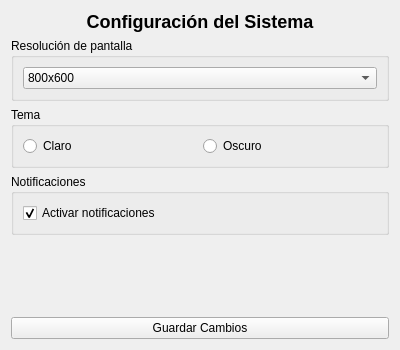
Before: the Qt Designer form ui/configuracion.ui in decinx1/Sistema-hidrop-nico-Monitoreado, drawn with Qt 5.
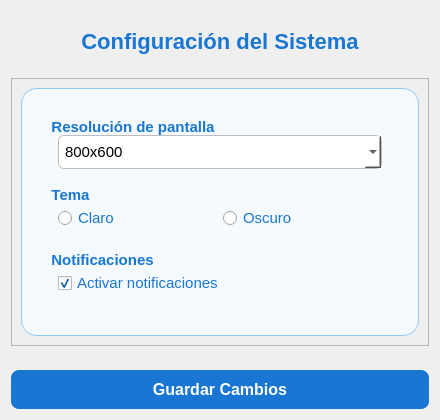
After: the same form once the commit is applied.

Commit message: Mejora configuracion y usuario, graficas con datos

Patch:
```diff
--- a/ui/configuracion.ui
+++ b/ui/configuracion.ui
@@ -6,8 +6,8 @@
    <rect>
     <x>0</x>
     <y>0</y>
-    <width>400</width>
-    <height>350</height>
+    <width>440</width>
+    <height>420</height>
    </rect>
   </property>
   <property name="windowTitle">
@@ -23,18 +23,40 @@
       <set>Qt::AlignCenter</set>
      </property>
      <property name="styleSheet">
-      <string>font-size: 18px; font-weight: bold;</string>
+      <string>font-size: 22px; font-weight: bold; color: #1976D2; margin: 18px 0 18px 0;</string>
      </property>
     </widget>
    </item>
+   <item>
+    <widget class="QScrollArea" name="scrollArea">
+     <property name="widgetResizable">
+      <bool>true</bool>
+     </property>
+     <widget class="QWidget" name="scrollAreaWidgetContents">
+      <layout class="QVBoxLayout" name="scrollLayout">
+       <item>
+        <widget class="QFrame" name="frameConfig">
+         <property name="frameShape">
+          <enum>QFrame::StyledPanel</enum>
+         </property>
+         <property name="styleSheet">
+          <string>QFrame { background: #f5faff; border-radius: 16px; border: 1px solid #90caf9; padding: 18px; }</string>
+         </property>
+         <layout class="QVBoxLayout" name="verticalLayoutFrame">
    <item>
     <widget class="QGroupBox" name="groupResolucion">
      <property name="title">
       <string>Resolución de pantalla</string>
      </property>
+            <property name="styleSheet">
+             <string>QGroupBox { font-size: 15px; font-weight: 600; color: #1976D2; border: none; margin-top: 10px; }</string>
+            </property>
      <layout class="QHBoxLayout" name="horizontalLayoutResolucion">
       <item>
        <widget class="QComboBox" name="comboResolucion">
+               <property name="styleSheet">
+                <string>font-size: 15px; padding: 6px; border-radius: 6px; border: 1px solid #bdbdbd; background: #fff;</string>
+               </property>
         <item>
          <property name="text">
           <string>800x600</string>
@@ -65,12 +87,18 @@
      <property name="title">
       <string>Tema</string>
      </property>
+            <property name="styleSheet">
+             <string>QGroupBox { font-size: 15px; font-weight: 600; color: #1976D2; border: none; margin-top: 10px; }</string>
+            </property>
      <layout class="QHBoxLayout" name="horizontalLayoutTema">
       <item>
        <widget class="QRadioButton" name="radioClaro">
         <property name="text">
          <string>Claro</string>
         </property>
+               <property name="styleSheet">
+                <string>font-size: 15px; color: #1976D2;</string>
+               </property>
        </widget>
       </item>
       <item>
@@ -78,6 +106,9 @@
         <property name="text">
          <string>Oscuro</string>
         </property>
+               <property name="styleSheet">
+                <string>font-size: 15px; color: #1976D2;</string>
+               </property>
        </widget>
       </item>
      </layout>
@@ -88,6 +119,9 @@
      <property name="title">
       <string>Notificaciones</string>
      </property>
+            <property name="styleSheet">
+             <string>QGroupBox { font-size: 15px; font-weight: 600; color: #1976D2; border: none; margin-top: 10px; }</string>
+            </property>
      <layout class="QVBoxLayout" name="verticalLayoutNotificaciones">
       <item>
        <widget class="QCheckBox" name="checkNotificaciones">
@@ -97,29 +131,35 @@
         <property name="checked">
          <bool>true</bool>
         </property>
+               <property name="styleSheet">
+                <string>font-size: 15px; color: #1976D2;</string>
+               </property>
        </widget>
       </item>
      </layout>
     </widget>
    </item>
-   <item>
-    <spacer name="verticalSpacer">
-     <property name="orientation">
-      <enum>Qt::Vertical</enum>
-     </property>
-     <property name="sizeHint" stdset="0">
-      <size>
-       <width>20</width>
-       <height>40</height>
-      </size>
-     </property>
-    </spacer>
+         </layout>
+        </widget>
+       </item>
+      </layout>
+     </widget>
+    </widget>
    </item>
    <item>
     <widget class="QPushButton" name="btnGuardar">
      <property name="text">
       <string>Guardar Cambios</string>
      </property>
+     <property name="sizePolicy">
+      <sizepolicy hsizetype="Expanding" vsizetype="Fixed">
+       <horstretch>0</horstretch>
+       <verstretch>0</verstretch>
+      </sizepolicy>
+     </property>
+     <property name="styleSheet">
+      <string>font-size: 16px; font-weight: bold; color: white; background: #1976D2; border-radius: 8px; padding: 10px 0; margin-top: 18px;</string>
+     </property>
     </widget>
    </item>
   </layout>
```
Lines whose indentation alone changed are shown as unchanged. The commit also changes 5 other files.
